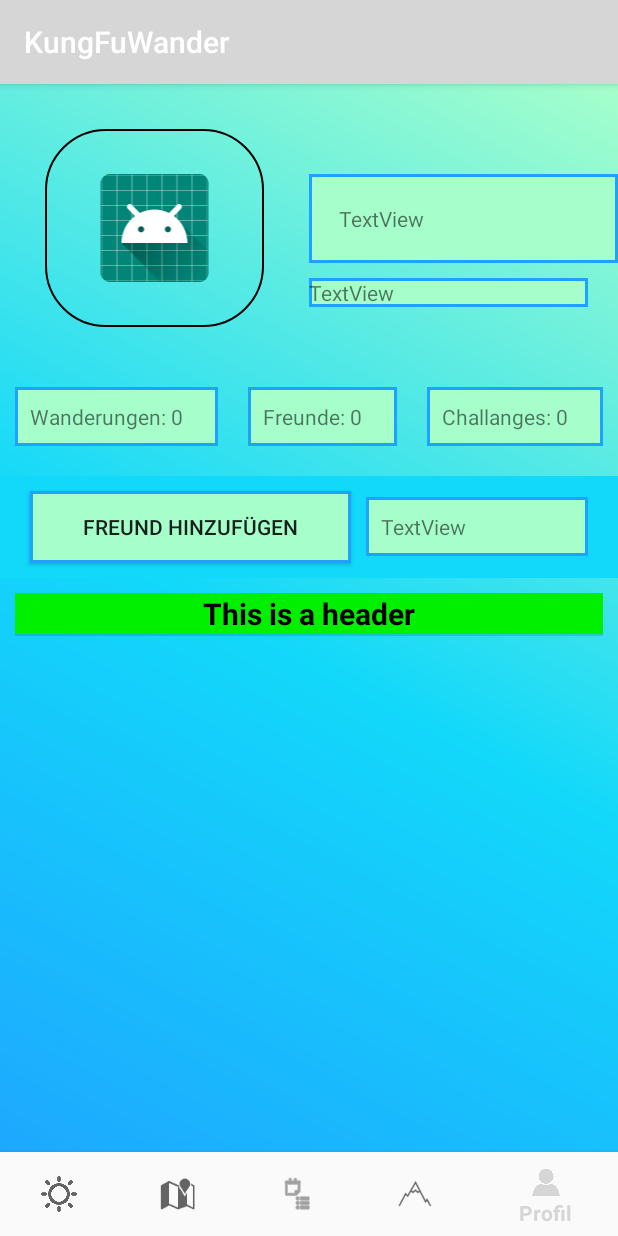
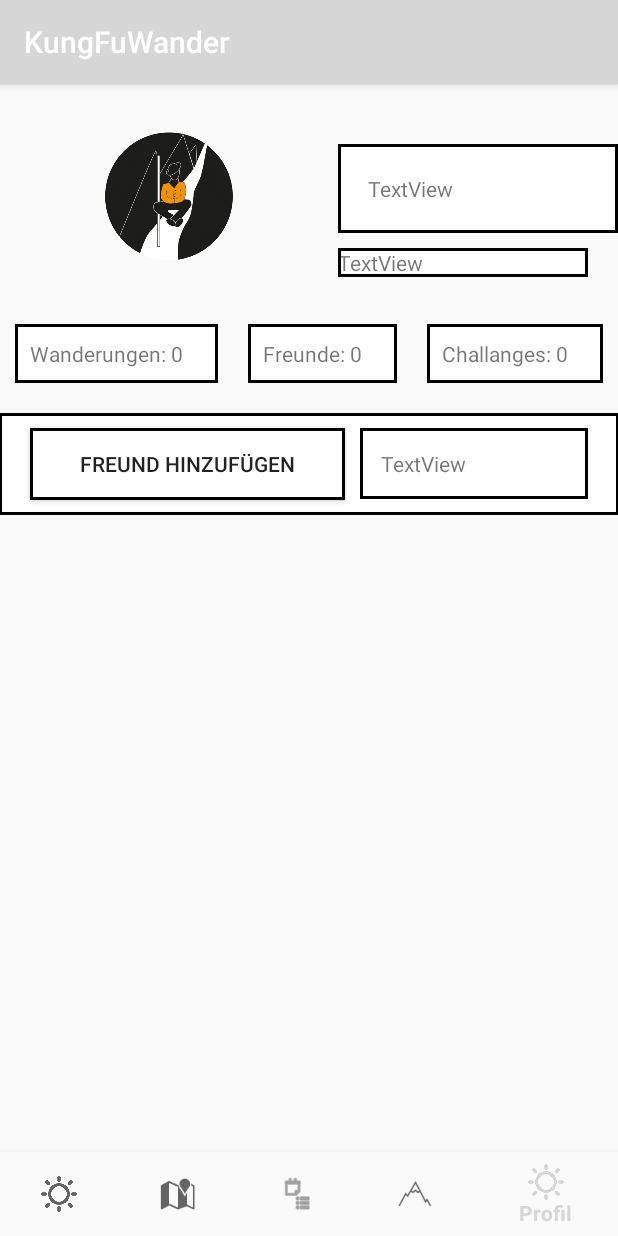
Before and after one commit to schnabeltiere/KungFuWander, an Android app: the screen it shows after launch once a user with an empty profile is signed in (MainActivity), item 5 of the bottom bar chosen, on a phone screen of 412 x 824 dp. Run offline under Robolectric (Android 15) with nearby library versions, the phone set to English and light mode, and no system bars; our stand-ins replace Firebase (no records; nobody signed in at launch, a user with empty details on screens opened directly).

Commit message:
Fixxed Bugs

```diff
--- a/app/src/main/java/kungfuwander/main/AdapterListViewFriends.java
+++ /dev/null
@@ -1,44 +0,0 @@
-package kungfuwander.main;
-
-import android.content.Context;
-import android.view.LayoutInflater;
-import android.view.View;
-import android.view.ViewGroup;
-import android.widget.ArrayAdapter;
-import android.widget.TextView;
-
-import java.util.List;
-
-public class AdapterListViewFriends extends ArrayAdapter<String> {
-    private List<String> items;
-    private LayoutInflater inflater;
-    private int layoutId;
-
-    public AdapterListViewFriends(Context context, int resource, List<String> items) {
-        super(context, resource, items);
-        this.items = items;
-        this.inflater = (LayoutInflater)context.getSystemService(Context.LAYOUT_INFLATER_SERVICE);
-        this.layoutId = resource;
-    }
-
-
-    @Override
-    public int getCount() {
-        return 0;
-    }
-
-    @Override
-    public long getItemId(int position) {
-        return 0;
-    }
-
-    @Override
-    public View getView(int position, View view, ViewGroup parent) {
-
-        View v = (view == null) ? inflater.inflate(R.layout.adapter_friends_listview,null) : view;
-        ((TextView)v.findViewById(R.id.textViewFriendName)).setText("TEST");
-        ((TextView)v.findViewById(R.id.textViewFriendEMail)).setText("TEST");
-
-        return v;
-    }
-}
--- a/app/src/main/java/kungfuwander/main/Fragment_Profile.java
+++ b/app/src/main/java/kungfuwander/main/Fragment_Profile.java
@@ -14,9 +14,6 @@ import android.widget.Button;
 import android.widget.ImageView;
 import android.widget.ListView;
 import android.widget.TextView;
-
-import java.util.ArrayList;
-import java.util.List;
 
 public class Fragment_Profile extends Fragment {
 
@@ -70,12 +67,6 @@ public class Fragment_Profile extends Fragment {
         View headerView = getLayoutInflater().inflate(R.layout.listview_friends_header, null);
         listViewFriends.addHeaderView(headerView);
 
-        List<String> item = new ArrayList<>();
-        item.add("item");
-
-        AdapterListViewFriends adapterListViewFriends = new AdapterListViewFriends(getContext(),R.layout.adapter_friends_listview,item);
-        listViewFriends.setAdapter(adapterListViewFriends);
-        adapterListViewFriends.notifyDataSetChanged();
     }
 
 
--- a/app/src/main/java/kungfuwander/main/MainActivity.java
+++ b/app/src/main/java/kungfuwander/main/MainActivity.java
@@ -40,7 +40,6 @@ public class MainActivity extends AppCompatActivity implements BottomNavigationV
                     break;
 
                 case R.id.navigation_map:
-//                    fragment = new Fragment_Map();
                     startActivity(new Intent(this, MapsActivity.class));
                     break;
 
--- a/app/src/main/java/kungfuwander/main/NotificationService.java
+++ b/app/src/main/java/kungfuwander/main/NotificationService.java
@@ -12,7 +12,6 @@ import android.os.Build;
 import android.os.IBinder;
 import android.support.annotation.Nullable;
 import android.support.v4.app.NotificationCompat;
-import android.support.v4.app.NotificationManagerCompat;
 
 public class NotificationService extends Service {
 
@@ -48,7 +47,7 @@ public class NotificationService extends Service {
         Notification notification = new NotificationCompat.Builder(this, channelId)
                 .setContentTitle(CONTENT_TITLE)
                 .setContentText(input)
-                .setSmallIcon(R.mipmap.kfwl2)
+                .setSmallIcon(R.drawable.kfwl2)
                 .setContentIntent(pendingIntent)
                 .build();
 
@@ -83,7 +82,7 @@ public class NotificationService extends Service {
         Notification notification = new NotificationCompat.Builder(this, CHANNEL_ID)
                 .setContentTitle(CONTENT_TITLE)
                 .setContentText(input)
-                .setSmallIcon(R.mipmap.kfwl2)
+                .setSmallIcon(R.drawable.kfwl2)
                 .build();
 
         manager.notify(CURRENT_HIKING_ID, notification);
--- a/app/src/main/java/kungfuwander/main/ReplacementForFriends.java
+++ b/app/src/main/java/kungfuwander/main/ReplacementForFriends.java
@@ -93,7 +93,7 @@ public class ReplacementForFriends extends AppCompatActivity implements SensorEv
         Notification notification = new NotificationCompat.Builder(this, CHANNEL_ID)
                 .setContentTitle(CONTENT_TITLE)
                 .setContentText("You are walking " + Math.random() + " steps")
-                .setSmallIcon(R.mipmap.kfwl2)
+                .setSmallIcon(R.drawable.kfwl2)
                 .build();
 
         manager.notify(CURRENT_HIKING_ID, notification);
--- a/app/src/main/res/drawable/border_tv.xml
+++ b/app/src/main/res/drawable/profiletextview_border.xml
@@ -1,5 +1,4 @@
 <shape xmlns:android="http://schemas.android.com/apk/res/android" android:shape="rectangle" >
     <solid android:color="@android:color/white" />
-    <stroke android:width="2dip" android:color="#1FA2FF"/>
-    <solid android:color="#A6FFCB"/>
+    <stroke android:width="2dip" android:color="@color/black"/>
 </shape>
--- a/app/src/main/res/layout/activity_sign_up.xml
+++ b/app/src/main/res/layout/activity_sign_up.xml
@@ -56,9 +56,9 @@
         android:layout_marginRight="50dp"
         android:ems="10"
         android:inputType="textPersonName"
-        android:text="@string/Username"
+        android:hint="@string/Username"
         android:textColor="#C5D7E4"
-        android:textColorHint="@android:color/white" />
+        android:textColorHint="#C5D7E4" />
 
     <Button
         android:id="@+id/buttonSignUp"
--- a/app/src/main/res/layout/fragment_profile.xml
+++ b/app/src/main/res/layout/fragment_profile.xml
@@ -3,8 +3,7 @@
     xmlns:app="http://schemas.android.com/apk/res-auto"
     android:layout_width="match_parent"
     android:layout_height="match_parent"
-    android:orientation="vertical"
-    android:background="@drawable/gradient_background">
+    android:orientation="vertical">
 
     <LinearLayout
         android:layout_width="match_parent"
@@ -12,13 +11,11 @@
 
         <ImageView
             android:id="@+id/imageViewProfilePicture"
-            android:layout_width="match_parent"
-            android:layout_height="wrap_content"
-            android:layout_margin="30dp"
+            android:layout_width="450dp"
+            android:layout_height="150dp"
             android:layout_weight="1"
             android:padding="30dp"
-            app:srcCompat="@mipmap/ic_launcher_round"
-            android:background="@drawable/border_iv"/>
+            app:srcCompat="@drawable/kfwl2" />
 
         <LinearLayout
             android:layout_width="match_parent"
@@ -30,12 +27,12 @@
                 android:id="@+id/textViewUsrName"
                 android:layout_width="match_parent"
                 android:layout_height="wrap_content"
-                android:layout_marginTop="60dp"
+                android:layout_marginTop="40dp"
+                android:background="@drawable/profiletextview_border"
                 android:inputType="none"
                 android:padding="20dp"
                 android:text="TextView"
-                android:textAlignment="viewStart"
-                android:background="@drawable/border_tv"/>
+                android:textAlignment="viewStart" />
 
             <TextView
                 android:id="@+id/textViewUsrEmail"
@@ -45,7 +42,7 @@
                 android:layout_marginEnd="20dp"
                 android:inputType="none"
                 android:text="TextView"
-                android:background="@drawable/border_tv"/>
+                android:background="@drawable/profiletextview_border"/>
         </LinearLayout>
 
     </LinearLayout>
@@ -63,7 +60,7 @@
             android:inputType="none"
             android:padding="10dp"
             android:text="Wanderungen: 0"
-            android:background="@drawable/border_tv"/>
+            android:background="@drawable/profiletextview_border"/>
 
         <TextView
             android:id="@+id/textViewDisplayFriendsCount"
@@ -74,7 +71,7 @@
             android:inputType="none"
             android:padding="10dp"
             android:text="Freunde: 0"
-            android:background="@drawable/border_tv"/>
+            android:background="@drawable/profiletextview_border"/>
 
         <TextView
             android:id="@+id/textViewDisplayChallangesCount"
@@ -85,7 +82,7 @@
             android:inputType="none"
             android:padding="10dp"
             android:text="Challanges: 0"
-            android:background="@drawable/border_tv"/>
+            android:background="@drawable/profiletextview_border"/>
     </LinearLayout>
 
     <LinearLayout
@@ -93,8 +90,7 @@
         android:layout_height="wrap_content"
         android:layout_marginTop="10dp"
         android:orientation="horizontal"
-        android:background="@drawable/border_lv"
-        android:backgroundTint="@color/background_special1">
+        android:background="@drawable/border_lv">
 
         <Button
             android:id="@+id/buttonAddFriend"
@@ -104,7 +100,7 @@
             android:layout_marginTop="10dp"
             android:layout_marginBottom="10dp"
             android:layout_weight="1"
-            android:background="@drawable/border_tv"
+            android:background="@drawable/profiletextview_border"
             android:text="@string/Add_Friend" />
 
         <TextView
@@ -116,9 +112,9 @@
             android:layout_marginRight="20dp"
             android:layout_marginBottom="5dp"
             android:layout_weight="1"
-            android:background="@drawable/border_tv"
+            android:background="@drawable/profiletextview_border"
             android:inputType="none"
-            android:padding="10dp"
+            android:padding="14dp"
             android:text="TextView" />
     </LinearLayout>
 
--- a/app/src/main/res/layout/listview_friends_header.xml
+++ b/app/src/main/res/layout/listview_friends_header.xml
@@ -7,10 +7,10 @@
     <TextView
         android:layout_width="match_parent"
         android:layout_height="wrap_content"
-        android:background="#00F000"
+        android:background="@android:color/white"
         android:textAlignment="center"
-        android:text="This is a header"
-        android:textSize="20sp"
+        android:text="@string/Freunde"
+        android:textSize="10sp"
         android:textStyle="bold"
         android:textColor="#000"/>
 
--- a/app/src/main/res/menu/navigation.xml
+++ b/app/src/main/res/menu/navigation.xml
@@ -3,8 +3,8 @@
 
     <item
         android:id="@+id/navigation_weather"
-        android:icon="@drawable/ic_weather"
-        android:title="@string/title_weather" />
+        android:title="@string/title_weather"
+        android:icon="@drawable/ic_weather"/>
 
     <item
         android:id="@+id/navigation_map"
@@ -21,6 +21,6 @@
         android:title="@string/title_currenthiking"/>
     <item
         android:id="@+id/navigation_profile"
-        android:icon="@drawable/ic_profile"
-        android:title="@string/title_profile"/>
+        android:title="@string/title_profile"
+        android:icon="@drawable/ic_weather"/>
 </menu>
--- a/app/src/main/res/values/colors.xml
+++ b/app/src/main/res/values/colors.xml
@@ -3,4 +3,5 @@
     <color name="colorPrimaryDark">#16202d</color>
     <color name="colorAccent">#397298</color>
     <color name="background_special1">#12D8FA</color>
+    <color name="black">@android:color/black</color>
 </resources>
--- a/app/src/main/res/values/strings.xml
+++ b/app/src/main/res/values/strings.xml
@@ -17,4 +17,5 @@
     <string name="Add_Friend">Freund hinzufügen</string>
     <string name="Username">Benutzername</string>
     <string name="cancel">Abbrechen</string>
+    <string name="Freunde">Freunde</string>
 </resources>
```
Also changed, not shown: app/src/main/java/kungfuwander/main/Fragment_Map.java (deleted, +0 -18 lines), app/src/main/res/layout/fragment_map.xml (deleted, +0 -23 lines), app/src/main/res/layout/fragment_recent_hikes.xml (+2 -11 lines).
